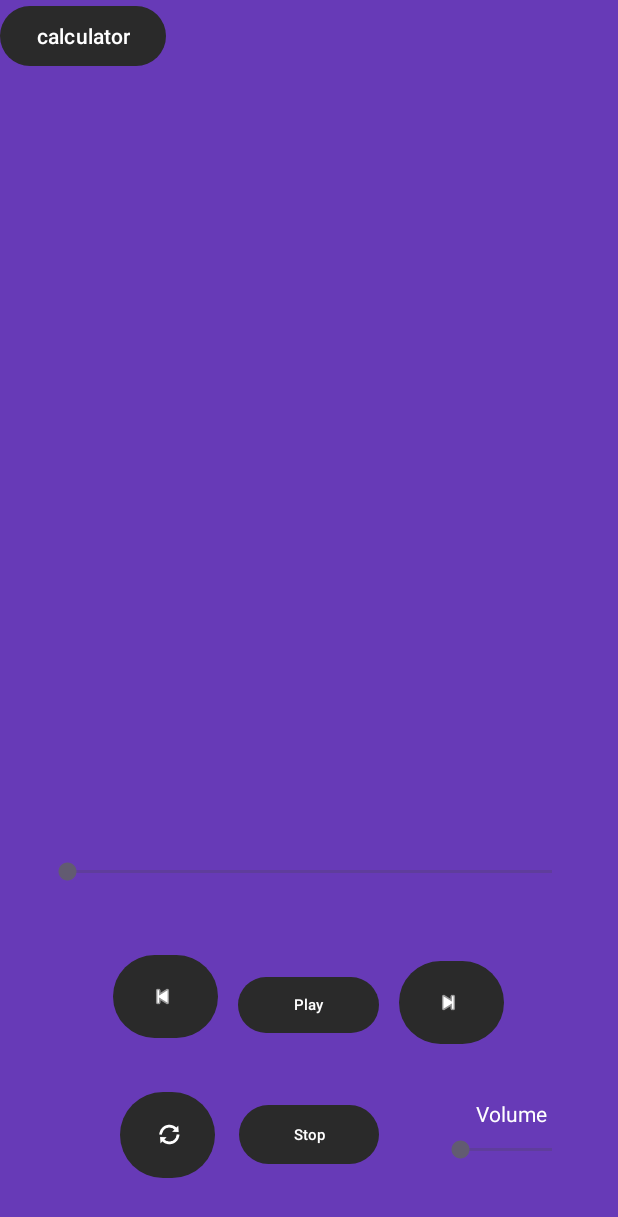
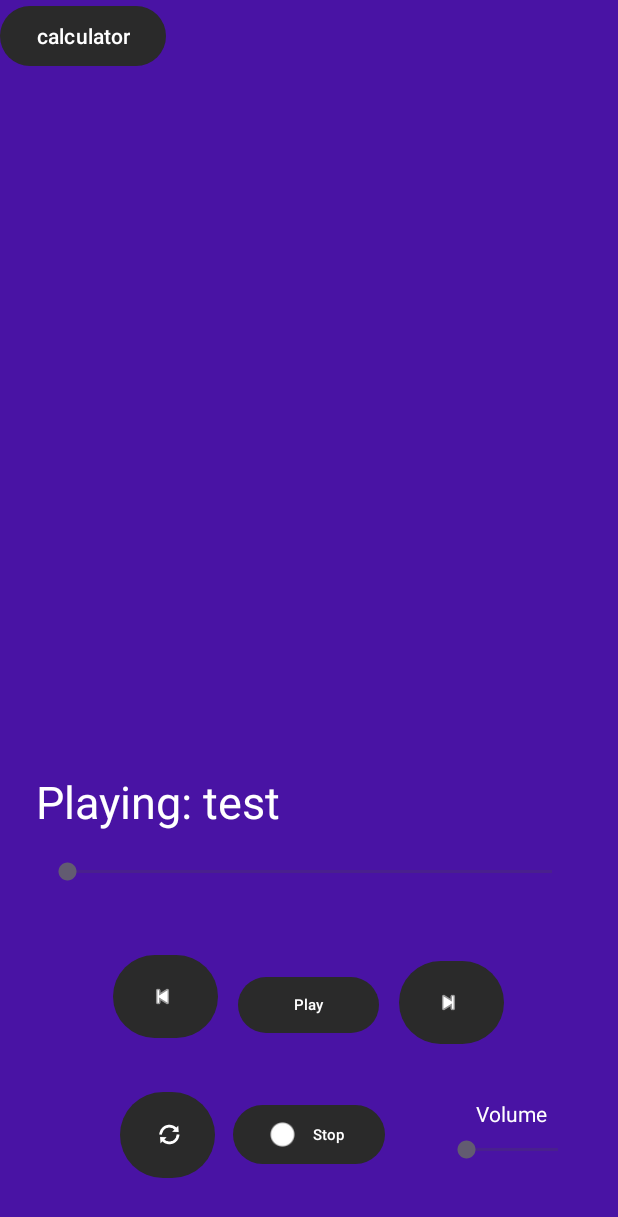
Before and after one commit to metonimiia/GPS_APP, an Android app: the mp3player screen opened directly, with no data from a screen before it, on a phone screen of 412 x 824 dp. Shown: the top 1217 px of the screen. Run offline under Robolectric (Android 15) with nearby library versions, the phone set to English and light mode, and no system bars.

Commit message:
правки

```diff
--- a/app/src/main/java/com/example/gps_app/mp3player.kt
+++ b/app/src/main/java/com/example/gps_app/mp3player.kt
@@ -1,11 +1,13 @@
 package com.example.gps_app
 
+import android.content.Intent
 import android.media.MediaPlayer
 import android.os.Bundle
 import android.os.Handler
 import android.os.Looper
 import android.widget.Button
 import android.widget.SeekBar
+import android.widget.TextView
 import androidx.activity.enableEdgeToEdge
 import androidx.appcompat.app.AppCompatActivity
 import androidx.core.view.ViewCompat
@@ -14,8 +16,9 @@ import androidx.core.view.WindowInsetsCompat
 class mp3player : AppCompatActivity() {
     private lateinit var mediaPlayer: MediaPlayer
     private var trackIndex = 0
-    private val trackList = arrayOf(R.raw.test, R.raw.test1)
-
+    private val tracki = arrayOf(R.raw.test, R.raw.test1)
+    private val trackNames = arrayOf("test", "test1")
+    private lateinit var songname: TextView
     private lateinit var musicbar: SeekBar
     private lateinit var volume: SeekBar
     private val handler = Handler(Looper.getMainLooper())
@@ -36,12 +39,13 @@ class mp3player : AppCompatActivity() {
         val cycleButton = findViewById<Button>(R.id.cycle)
         val nextButton = findViewById<Button>(R.id.next)
         val prevButton = findViewById<Button>(R.id.prev)
+        val calculatorButton = findViewById<Button>(R.id.calculator)
+        songname = findViewById(R.id.songname)
         musicbar = findViewById(R.id.musicbar)
         volume = findViewById(R.id.volume)
-        mediaPlayer = MediaPlayer.create(this, trackList[trackIndex])
+        mediaPlayer = MediaPlayer.create(this, tracki[trackIndex])
         musicbar.max = mediaPlayer.duration
-
-
+        trackName()
         playPauseButton.setOnClickListener {
             if (mediaPlayer.isPlaying) {
                 mediaPlayer.pause()
@@ -74,12 +78,23 @@ class mp3player : AppCompatActivity() {
             prevTrack()
         }
 
+        calculatorButton.setOnClickListener {
+            val intent = Intent(this, MainActivity::class.java)
+            startActivity(intent)
+        }
+    }
+
+    override fun onStart() {
+        super.onStart()
+
+
         musicbar.setOnSeekBarChangeListener(object : SeekBar.OnSeekBarChangeListener {
             override fun onProgressChanged(seekBar: SeekBar?, progress: Int, fromUser: Boolean) {
                 if (fromUser) {
                     mediaPlayer.seekTo(progress)
                 }
             }
+
             override fun onStartTrackingTouch(seekBar: SeekBar?) {}
             override fun onStopTrackingTouch(seekBar: SeekBar?) {}
         })
@@ -87,29 +102,43 @@ class mp3player : AppCompatActivity() {
         volume.setOnSeekBarChangeListener(object : SeekBar.OnSeekBarChangeListener {
             override fun onProgressChanged(seekBar: SeekBar?, progress: Int, fromUser: Boolean) {
                 val volumemusic = progress / 100f
-                mediaPlayer.setVolume(volumemusic,volumemusic)
+                mediaPlayer.setVolume(volumemusic, volumemusic)
             }
+
             override fun onStartTrackingTouch(seekBar: SeekBar?) {}
             override fun onStopTrackingTouch(seekBar: SeekBar?) {}
         })
     }
 
+    override fun onPause() {
+        super.onPause()
+        if (mediaPlayer.isPlaying) {
+            mediaPlayer.pause()
+        }
+    }
+    private fun trackName(){
+        songname.text = "Playing: ${trackNames[trackIndex]}"
+    }
+
     private fun nextTrack() {
-        trackIndex = (trackIndex + 1) % trackList.size
+        trackIndex = (trackIndex + 1) % tracki.size
         play()
     }
 
     private fun prevTrack() {
-        trackIndex = (trackIndex - 1 + trackList.size) % trackList.size
+        trackIndex = (trackIndex - 1 + tracki.size) % tracki.size
         play()
     }
 
     private fun play() {
-        mediaPlayer.stop()
+        if (mediaPlayer.isPlaying) {
+            mediaPlayer.stop()
+        }
         mediaPlayer.release()
-        mediaPlayer = MediaPlayer.create(this, trackList[trackIndex])
+        mediaPlayer = MediaPlayer.create(this, tracki[trackIndex])
         musicbar.max = mediaPlayer.duration
         mediaPlayer.start()
+        trackName()
         updateSeekBar()
     }
 
--- a/app/src/main/res/layout/activity_mp3player.xml
+++ b/app/src/main/res/layout/activity_mp3player.xml
@@ -5,7 +5,7 @@
     android:id="@+id/main"
     android:layout_width="match_parent"
     android:layout_height="match_parent"
-    android:background="#673AB7"
+    android:background="#4913A4"
     tools:context=".mp3player"
     tools:ignore="MissingConstraints">
 
@@ -31,11 +31,12 @@
 
     <Button
         android:id="@+id/stop"
-        android:layout_width="93dp"
+        android:layout_width="101dp"
         android:layout_height="47dp"
         android:layout_marginBottom="44dp"
         android:text="Stop"
         android:textSize="10dp"
+        app:icon="@android:drawable/presence_busy"
         app:layout_constraintBottom_toBottomOf="parent"
         app:layout_constraintEnd_toEndOf="parent"
         app:layout_constraintStart_toStartOf="parent" />
@@ -64,7 +65,8 @@
         app:layout_constraintBottom_toBottomOf="parent"
         app:layout_constraintEnd_toStartOf="@+id/playpause"
         app:layout_constraintHorizontal_bias="0.47"
-        app:layout_constraintStart_toStartOf="parent" />
+        app:layout_constraintStart_toStartOf="parent"
+        app:rippleColor="#6AFFFFFF" />
 
     <Button
         android:id="@+id/next"
@@ -118,4 +120,18 @@
         app:layout_constraintTop_toBottomOf="@+id/prev"
         app:layout_constraintVertical_bias="0.451" />
 
+    <TextView
+        android:id="@+id/songname"
+        android:layout_width="327dp"
+        android:layout_height="42dp"
+        android:text="Playing:"
+        android:textColor="@color/white"
+        android:textSize="30dp"
+        app:layout_constraintBottom_toTopOf="@+id/musicbar"
+        app:layout_constraintEnd_toEndOf="parent"
+        app:layout_constraintHorizontal_bias="0.285"
+        app:layout_constraintStart_toStartOf="parent"
+        app:layout_constraintTop_toTopOf="parent"
+        app:layout_constraintVertical_bias="0.979" />
+
 </androidx.constraintlayout.widget.ConstraintLayout>
```
Also changed, not shown: 2 other files.
